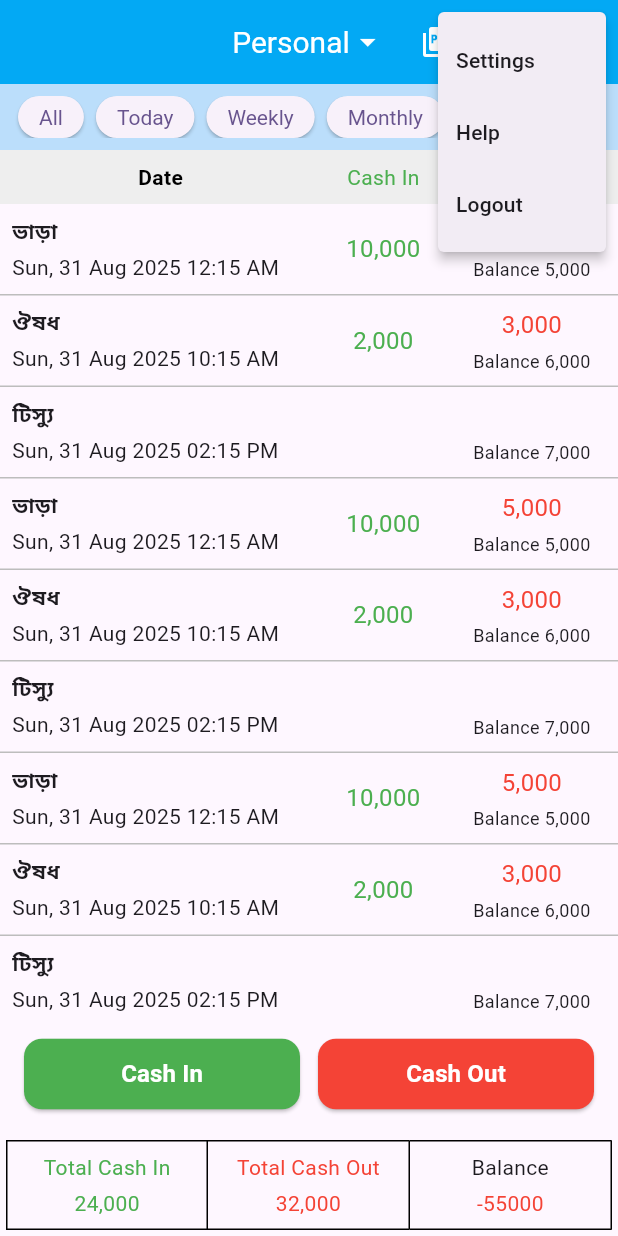
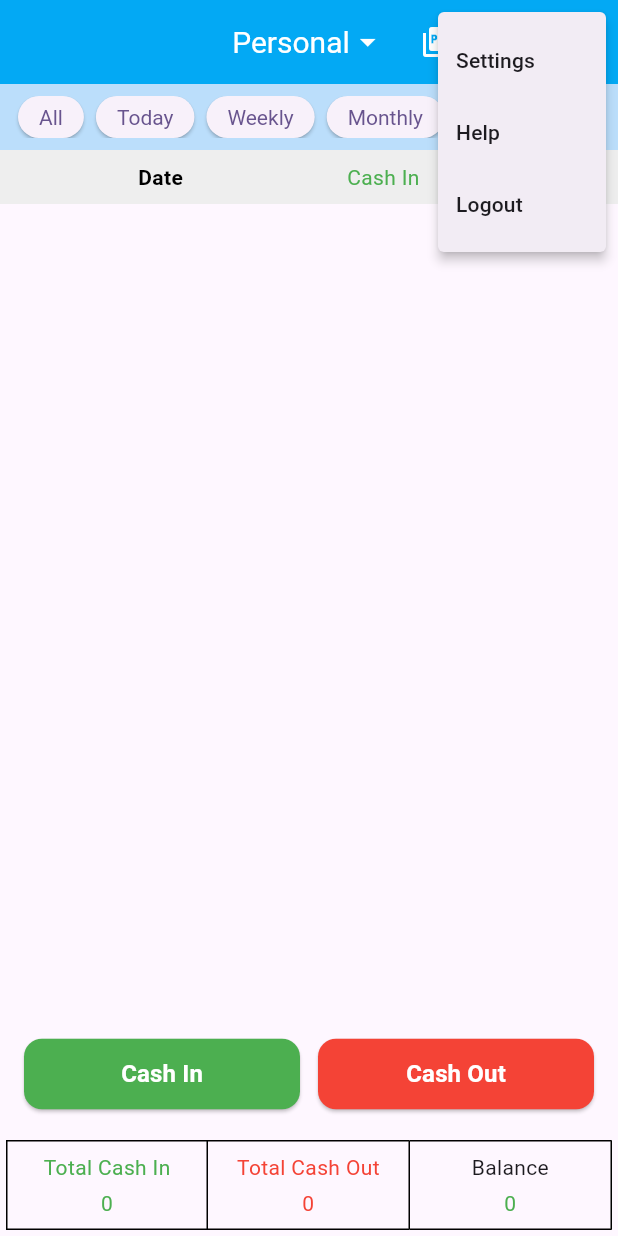
Before and after one commit to muhin08t/flutter_cash_book, a Flutter app: the screen it shows after launch, after a tap on the "more vert" icon, on a phone screen of 412 x 824 dp. Run offline on Flutter 3.47's test engine with Material 3 defaults, Android fonts, the phone set to English and light mode, and no system bars; our stand-ins replace sqflite; accounts and stored records are empty.

Commit message:
Display cash records from database

```diff
--- /dev/null
+++ b/lib/db/database_helper.dart
@@ -0,0 +1,65 @@
+import 'package:sqflite/sqflite.dart';
+import 'package:path/path.dart';
+
+import '../model/cash_record.dart';
+
+class DatabaseHelper {
+  static final DatabaseHelper instance = DatabaseHelper._init();
+  static Database? _database;
+  static final String dbName = 'cash.db';
+  static final String tableCashRecord = 'cash_records';
+
+  DatabaseHelper._init();
+
+  Future<Database> get database async {
+    if (_database != null) return _database!;
+    _database = await _initDB(dbName);
+    return _database!;
+  }
+
+  Future<Database> _initDB(String filePath) async {
+    final dbPath = await getDatabasesPath();
+    final path = join(dbPath, filePath);
+
+    return await openDatabase(
+      path,
+      version: 1,
+      onCreate: _createDB,
+    );
+  }
+
+  Future _createDB(Database db, int version) async {
+    await db.execute('''
+      CREATE TABLE $tableCashRecord (
+        id INTEGER PRIMARY KEY AUTOINCREMENT,
+        amount REAL NOT NULL,
+        note TEXT,
+        isCashOut INTEGER NOT NULL,
+        date TEXT NOT NULL
+      )
+    ''');
+  }
+
+  // Future<int> insertCashRecord(double amount, String note, bool isCashOut) async {
+  //   final db = await instance.database;
+  //   return await db.insert(tableCashRecord, {
+  //     'amount': amount,
+  //     'note': note,
+  //     'isCashOut': isCashOut ? 1 : 0,
+  //     'date': DateTime.now().toIso8601String(),
+  //   });
+  // }
+
+  // Insert record
+  Future<int> insertCashRecord(CashRecord record) async {
+    final db = await instance.database;
+    return await db.insert(tableCashRecord, record.toMap());
+  }
+
+  // Read all records
+  Future<List<CashRecord>> getCashRecords() async {
+    final db = await instance.database;
+    final result = await db.query(tableCashRecord, orderBy: "date DESC");
+    return result.map((map) => CashRecord.fromMap(map)).toList();
+  }
+}
--- /dev/null
+++ b/lib/model/cash_record.dart
@@ -0,0 +1,37 @@
+class CashRecord {
+  final int? id;
+  final double amount;
+  final String? note;
+  final bool isCashOut;
+  final DateTime date;
+
+  CashRecord({
+    this.id,
+    required this.amount,
+    this.note,
+    required this.isCashOut,
+    required this.date,
+  });
+
+  // Convert object → Map (for insert)
+  Map<String, dynamic> toMap() {
+    return {
+      'id': id,
+      'amount': amount,
+      'note': note,
+      'isCashOut': isCashOut ? 1 : 0,
+      'date': date.toIso8601String(),
+    };
+  }
+
+  // Convert Map → object (for read)
+  factory CashRecord.fromMap(Map<String, dynamic> map) {
+    return CashRecord(
+      id: map['id'] as int?,
+      amount: map['amount'] as double,
+      note: map['note'] as String?,
+      isCashOut: (map['isCashOut'] as int) == 1,
+      date: DateTime.parse(map['date'] as String),
+    );
+  }
+}
--- a/lib/screen/home_screen.dart
+++ b/lib/screen/home_screen.dart
@@ -1,6 +1,8 @@
 import 'package:flutter/material.dart';
 import 'package:intl/intl.dart';
 
+import '../db/database_helper.dart';
+import '../model/cash_record.dart';
 import 'cash_in_out_screen.dart';
 
 class HomeScreen extends StatefulWidget {
@@ -15,6 +17,14 @@ class _HomeScreenState extends State<HomeScreen> {
   final List<String> _cashbooks = ['Personal', 'Business', 'Savings'];
   int balance = -55000;
   final formatter = NumberFormat('#,###');
+  List<CashRecord> cashRecords = [];
+
+  @override
+  void initState() {
+    super.initState();
+    _loadRecords(); // 👈 call here when screen starts
+  }
+
   final List<Map<String, dynamic>> buttonData = [
     {"text": "All", "action": () => print("All pressed")},
     {"text": "Today", "action": () => print("Today pressed")},
@@ -127,6 +137,13 @@ class _HomeScreenState extends State<HomeScreen> {
     ));
   }
 
+  Future<void> _loadRecords() async {
+    final records  = await DatabaseHelper.instance.getCashRecords();
+    setState(() {
+      cashRecords = records;
+    });
+  }
+
   void _onMenuSelected(String value) {
     ScaffoldMessenger.of(context).showSnackBar(SnackBar(
       content: Text('Selected: $value'),
@@ -149,6 +166,21 @@ class _HomeScreenState extends State<HomeScreen> {
     );
   }
 
+  double getTotalCashIn(List<CashRecord> records) {
+    return records
+        .where((r) => !r.isCashOut)     // only cash in
+        .fold(0, (sum, r) => sum + r.amount);
+  }
+
+  double getTotalCashOut(List<CashRecord> records) {
+    return records
+        .where((r) => r.isCashOut)      // only cash out
+        .fold(0, (sum, r) => sum + r.amount);
+  }
+
+  double getBalance(List<CashRecord> records) {
+    return getTotalCashIn(records) - getTotalCashOut(records);
+  }
 
   @override
   Widget build(BuildContext context) {
@@ -225,10 +257,11 @@ class _HomeScreenState extends State<HomeScreen> {
           // ListView for rows
           Expanded(
             child: ListView.builder(
-              itemCount: transactions.length,
+              itemCount: cashRecords.length,
               itemBuilder: (context, index) {
-                final t = transactions[index];
-                final dateTime = DateTime.parse(t["date"]);
+                //final transaction = transactions[index];
+                final record = cashRecords[index];
+                final dateTime = record.date;
                 final formattedDate = DateFormat("EEE, dd MMM yyyy hh:mm a").format(dateTime);
                 return Container(
                   decoration: BoxDecoration(
@@ -246,7 +279,7 @@ class _HomeScreenState extends State<HomeScreen> {
                           crossAxisAlignment: CrossAxisAlignment.start,
                           children: [
                              Text(
-                              t["title"], // 👈 your extra text
+                               record.note ?? "", // 👈 your extra text
                               style: TextStyle(fontWeight: FontWeight.bold),
                             ),
                             const SizedBox(height: 4), // spacing between texts
@@ -258,7 +291,7 @@ class _HomeScreenState extends State<HomeScreen> {
                         flex: 1,
                         child: Center(
                           child: Text(
-                            t["cashIn"] == 0 ? "" : formatter.format(t["cashIn"]),
+                            record.isCashOut ? "" : formatter.format(record.amount),
                             style: const TextStyle(color: Colors.green, fontSize: 16),
                           ),
                         ),
@@ -269,12 +302,12 @@ class _HomeScreenState extends State<HomeScreen> {
                           mainAxisAlignment: MainAxisAlignment.center,
                           children: [
                             Text(
-                              t["cashIn"] == 0 ? "" : formatter.format(t["cashOut"]),
+                              record.isCashOut ? formatter.format(record.amount) : "",
                               style: const TextStyle(color: Colors.red, fontSize: 16),
                             ),
                             const SizedBox(height: 4), // spacing between texts
                             Text(
-                              'Balance ${formatter.format(t["balance"])}',
+                              'Balance ${formatter.format(52000)}',
                               style: const TextStyle(fontSize: 12),
                             ), // 👈 your existing date
                           ],
@@ -365,10 +398,10 @@ class _HomeScreenState extends State<HomeScreen> {
                   child: Column(
                     mainAxisAlignment: MainAxisAlignment.center, // centers vertically
                     crossAxisAlignment: CrossAxisAlignment.center, // centers horizontally
-                    children: const [
+                    children:  [
                       Text("Total Cash In", style: TextStyle(color: Colors.green)),
                       SizedBox(height: 4), // small spacing
-                      Text("24,000", style: TextStyle(color: Colors.green)), // your new text
+                      Text(formatter.format(getTotalCashIn(cashRecords)), style: TextStyle(color: Colors.green)), // your new text
                     ],
                   ),
                 ),
@@ -386,10 +419,10 @@ class _HomeScreenState extends State<HomeScreen> {
                   child: Column(
                     mainAxisAlignment: MainAxisAlignment.center, // centers vertically
                     crossAxisAlignment: CrossAxisAlignment.center, // centers horizontally
-                    children: const [
+                    children:  [
                       Text("Total Cash Out", style: TextStyle(color: Colors.red)),
                       SizedBox(height: 4), // small spacing
-                      Text("32,000", style: TextStyle(color: Colors.red)), // your new text
+                      Text(formatter.format(getTotalCashOut(cashRecords)), style: TextStyle(color: Colors.red)), // your new text
                     ],
                   ),
                 ),
@@ -410,10 +443,9 @@ class _HomeScreenState extends State<HomeScreen> {
                     children: [
                       Text("Balance"),
                       SizedBox(height: 4), // small spacing
-                      Text(
-                        "$balance",
+                      Text(formatter.format(getBalance(cashRecords)),
                         style: TextStyle(
-                          color: balance < 0 ? Colors.red : Colors.green,
+                          color: getBalance(cashRecords) < 0 ? Colors.red : Colors.green,
                         ),
                       ),// your new text
                     ],
--- a/pubspec.yaml
+++ b/pubspec.yaml
@@ -35,6 +35,8 @@ dependencies:
   # Use with the CupertinoIcons class for iOS style icons.
   cupertino_icons: ^1.0.8
   intl: ^0.20.2
+  sqflite: ^2.4.0
+  path: ^1.9.0
 
 dev_dependencies:
   flutter_test:
```
Also changed, not shown: lib/screen/cash_in_out_screen.dart (+33 -1 lines), pubspec.lock, 1 other file.
